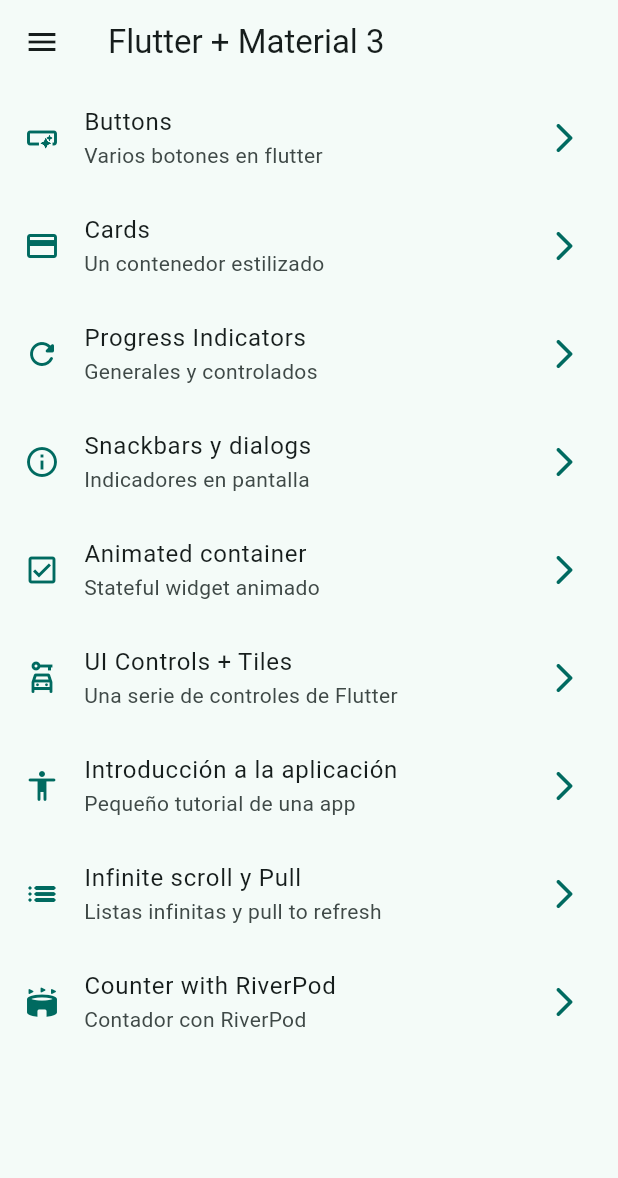
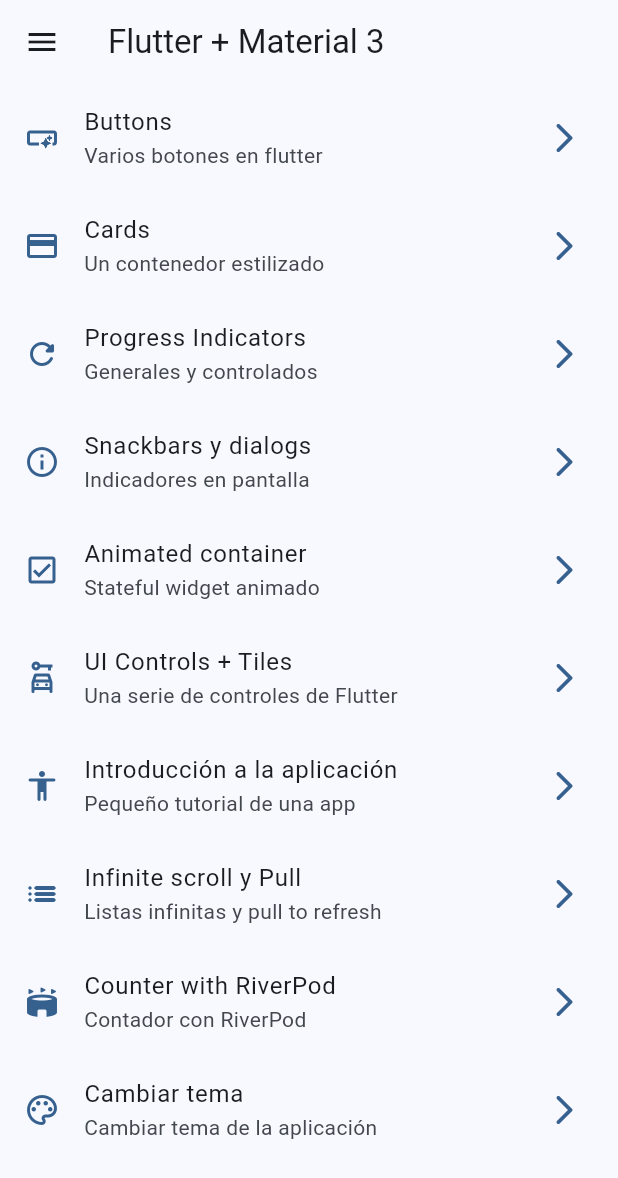
Before and after one commit to pierre-juarez/widgets_app, a Flutter app: the screen it shows after launch, on a phone screen of 412 x 824 dp. Shown: the top 1178 px of the screen. Run offline on Flutter 3.47's test engine with Material 3 defaults, Android fonts, the phone set to English and light mode, and no system bars; our stand-ins replace animate_do, flutter_riverpod, go_router.

Commit message:
[add] - State notifier

```diff
--- a/lib/config/menu/menu_items.dart
+++ b/lib/config/menu/menu_items.dart
@@ -69,4 +69,10 @@ const appMenuItems = <MenuItem>[
     link: '/riverpod',
     icon: Icons.stadium_rounded,
   ),
+  MenuItem(
+    title: 'Cambiar tema',
+    subTitle: 'Cambiar tema de la aplicación',
+    link: '/theme-changer',
+    icon: Icons.color_lens_outlined,
+  ),
 ];
--- a/lib/config/router/app_router.dart
+++ b/lib/config/router/app_router.dart
@@ -54,5 +54,10 @@ final GoRouter appRouter = GoRouter(
       name: CounterScreen.name,
       builder: (context, state) => const CounterScreen(),
     ),
+    GoRoute(
+      path: '/theme-changer',
+      name: ThemeChangerScreen.name,
+      builder: (context, state) => const ThemeChangerScreen(),
+    ),
   ],
 );
--- a/lib/config/theme/app_theme.dart
+++ b/lib/config/theme/app_theme.dart
@@ -14,13 +14,15 @@ const List<Color> colorList = [
 
 class AppTheme {
   final int selectedColor;
+  final bool isDarkMode;
 
-  AppTheme({this.selectedColor = 0})
+  AppTheme({this.selectedColor = 0, this.isDarkMode = false})
       : assert(selectedColor >= 0, 'Selected color must be greater then 0'),
         assert(selectedColor < colorList.length, 'Selected color must be less or equal than ${colorList.length - 1}');
 
   ThemeData getTheme() => ThemeData(
         useMaterial3: true,
+        brightness: isDarkMode ? Brightness.dark : Brightness.light,
         colorSchemeSeed: colorList[selectedColor],
         appBarTheme: const AppBarTheme(centerTitle: false),
       );
--- a/lib/main.dart
+++ b/lib/main.dart
@@ -2,6 +2,7 @@ import 'package:flutter/material.dart';
 import 'package:flutter_riverpod/flutter_riverpod.dart';
 import 'package:widgets_app/config/router/app_router.dart';
 import 'package:widgets_app/config/theme/app_theme.dart';
+import 'package:widgets_app/presentation/providers/theme_provider.dart';
 
 void main() {
   runApp(const ProviderScope(
@@ -9,16 +10,19 @@ void main() {
   ));
 }
 
-class MainApp extends StatelessWidget {
+class MainApp extends ConsumerWidget {
   const MainApp({super.key});
 
   @override
-  Widget build(BuildContext context) {
+  Widget build(BuildContext context, WidgetRef ref) {
+    final bool isDarkMode = ref.watch(isDarkModeProvider);
+    final int selectedColor = ref.watch(selectedColorProvider);
+
     return MaterialApp.router(
       title: 'Flutter Widgets',
       routerConfig: appRouter,
       debugShowCheckedModeBanner: false,
-      theme: AppTheme(selectedColor: 1).getTheme(),
+      theme: AppTheme(selectedColor: selectedColor, isDarkMode: isDarkMode).getTheme(),
     );
   }
 }
--- a/lib/presentation/providers/theme_provider.dart
+++ b/lib/presentation/providers/theme_provider.dart
@@ -1,3 +1,10 @@
 import 'package:flutter_riverpod/flutter_riverpod.dart';
+import 'package:widgets_app/config/theme/app_theme.dart';
 
 final isDarkModeProvider = StateProvider<bool>((ref) => false);
+
+// Listado de colores inmutables
+final colorListProvider = Provider((ref) => colorList);
+
+// Selected color
+final selectedColorProvider = StateProvider((ref) => 0);
--- a/lib/presentation/screens/screens.dart
+++ b/lib/presentation/screens/screens.dart
@@ -7,4 +7,5 @@ export 'package:widgets_app/presentation/screens/home/home_screen.dart';
 export 'package:widgets_app/presentation/screens/infinite_scroll/infinite_scroll_screen.dart';
 export 'package:widgets_app/presentation/screens/progress/progress_screen.dart';
 export 'package:widgets_app/presentation/screens/snackbar/snackbar_screen.dart';
+export 'package:widgets_app/presentation/screens/theme_changer/theme_changer_screen.dart';
 export 'package:widgets_app/presentation/screens/ui_controls/ui_controls_screen.dart';
```
Also changed, not shown: lib/presentation/screens/theme_changer/theme_changer_screen.dart (added, +59 -0 lines).
